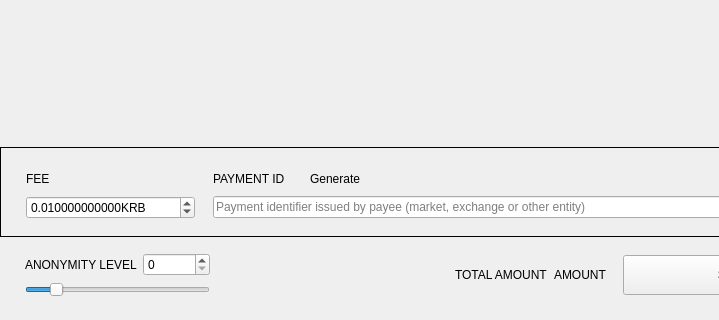
Old version of the form src/Gui/Send/SendFrame.ui in the repository Karbovanets/Karbo-lite; both pictures show x 0 to 719 and y 318 to 638 of the 866 by 638 pixel window.
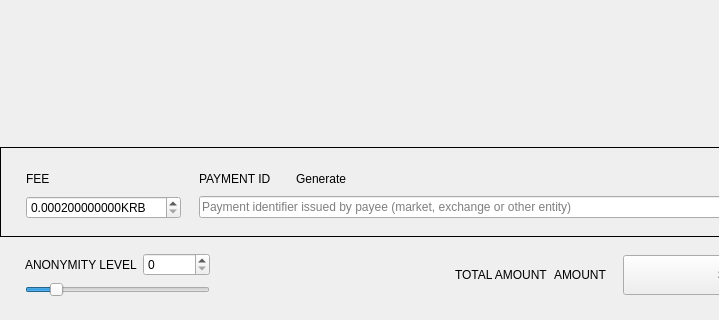
New version of the form. Custom widgets are drawn as their Qt base class.

Commit message: SendFrame's FeeSpin is used to display total fee including node fee

```diff
--- a/src/Gui/Send/SendFrame.ui
+++ b/src/Gui/Send/SendFrame.ui
@@ -227,16 +227,16 @@
          <number>12</number>
         </property>
         <property name="minimum">
-         <double>0.000100000000000</double>
+         <double>0.000200000000000</double>
         </property>
         <property name="maximum">
-         <double>999999999.000000000000000</double>
+         <double>999.000000000000000</double>
         </property>
         <property name="singleStep">
          <double>0.010000000000000</double>
         </property>
         <property name="value">
-         <double>0.010000000000000</double>
+         <double>0.000200000000000</double>
         </property>
        </widget>
       </item>
```
The commit also changes 2 other files.
